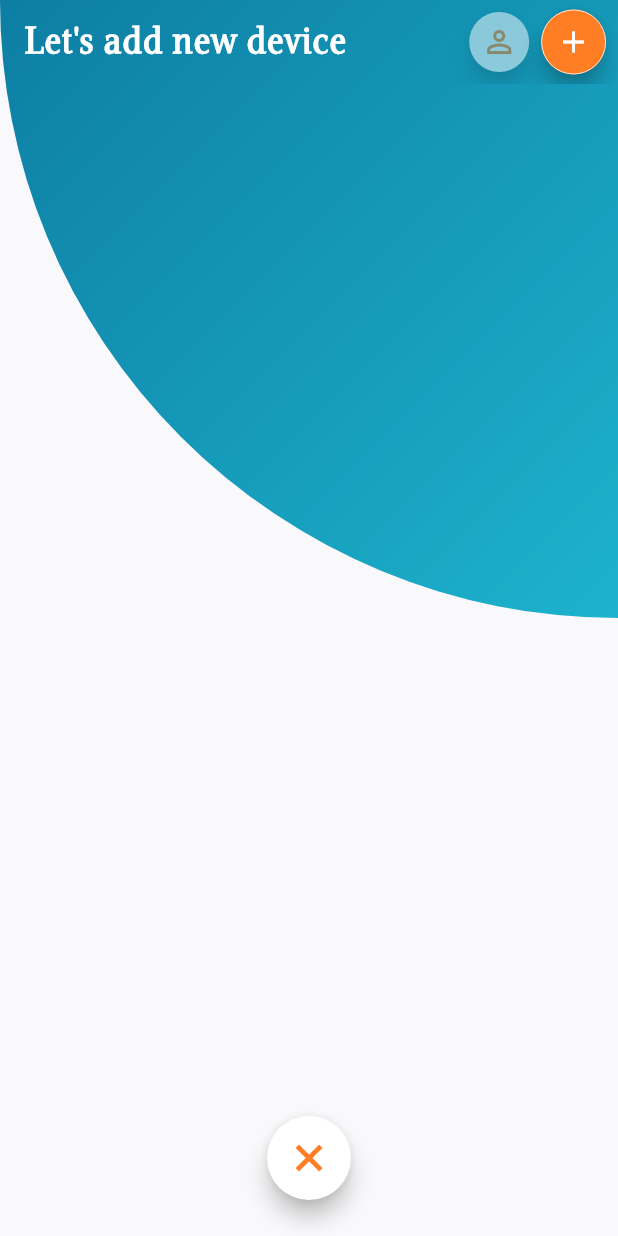
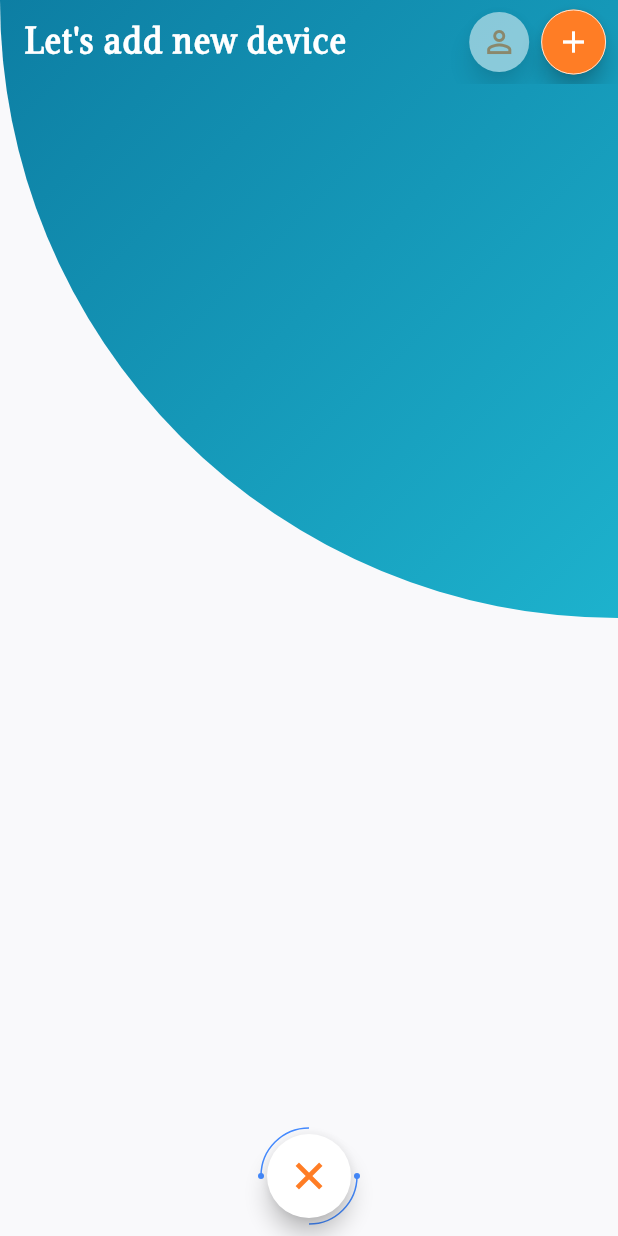
Before and after one commit to Defuera/copybot, a Flutter app: the screen it shows after launch, on a phone screen of 412 x 824 dp. Run offline on Flutter 3.47's test engine with Material 2 defaults, Android fonts, the phone set to English and light mode, and no system bars; our stand-ins replace bloc, flutter_bloc.

Commit message:
fancy button wrapper

```diff
--- /dev/null
+++ b/lib/common/widgets/fancy_button_wrapper.dart
@@ -0,0 +1,82 @@
+import 'dart:math';
+
+import 'package:flutter/material.dart';
+
+class FancyButtonWrapper extends StatelessWidget {
+  final Widget child;
+  final EdgeInsets padding;
+  final Color color;
+
+  const FancyButtonWrapper({
+    Key key,
+    @required this.child,
+    @required this.color,
+    this.padding = const EdgeInsets.all(4.0),
+  })  : assert(child != null),
+        assert(color != null),
+        super(key: key);
+
+  @override
+  Widget build(BuildContext context) {
+    return DecoratedBox(
+      decoration: FancyDecoration(color),
+      child: Padding(
+        padding: this.padding,
+        child: child,
+      ),
+    );
+  }
+}
+
+class FancyDecoration extends Decoration {
+  final Color _color;
+
+  FancyDecoration(this._color);
+
+  @override
+  BoxPainter createBoxPainter([onChanged]) {
+    return FancyBoxPainter(_color);
+  }
+}
+
+class FancyBoxPainter extends BoxPainter {
+  final Color _color;
+  final Paint _strokePaint = Paint();
+  final Paint _solidPaint = Paint();
+
+  FancyBoxPainter(this._color) {
+    _strokePaint
+      ..color = _color
+      ..style = PaintingStyle.stroke
+      ..strokeWidth = 1;
+
+    _solidPaint
+      ..color = _color
+      ..style = PaintingStyle.fill
+      ..strokeWidth = 1;
+  }
+
+  @override
+  void paint(Canvas canvas, Offset offset, ImageConfiguration configuration) {
+    var size = configuration.size;
+    var x = offset.dx;
+    var y = offset.dy;
+    var side = size.shortestSide;
+    var rect = Rect.fromLTWH(x, y, side, side);
+
+    // draw top segment
+    var topPath = Path();
+    topPath.addArc(rect, pi, pi / 2);
+    topPath.lineTo(x + size.width / 2, y);
+    canvas.drawPath(topPath, _strokePaint);
+    canvas.drawCircle(Offset(x, y + size.height / 2), 2, _solidPaint);
+
+    // draw bottom segment
+    var bottomPath = Path();
+    bottomPath.addArc(rect.translate(size.width - side, 0), pi * 2, pi / 2);
+    bottomPath.lineTo(x + size.width / 2, y + size.height);
+    canvas.drawPath(bottomPath, _strokePaint);
+    canvas.drawCircle(
+        Offset(x + size.width, y + size.height / 2), 2, _solidPaint);
+  }
+}
--- a/lib/devices/devices_page.dart
+++ b/lib/devices/devices_page.dart
@@ -2,6 +2,7 @@ import 'dart:math';
 
 import 'package:bot/common/models/device.dart';
 import 'package:bot/common/theme.dart';
+import 'package:bot/common/widgets/fancy_button_wrapper.dart';
 import 'package:bot/devices/devices_bloc.dart';
 import 'package:bot/devices/widgets/add_device_floating_button.dart';
 import 'package:bot/devices/widgets/fancy_background.dart';
@@ -16,7 +17,8 @@ class DevicesPage extends StatefulWidget {
   _DevicesPageState createState() => _DevicesPageState();
 }
 
-class _DevicesPageState extends State<DevicesPage> with SingleTickerProviderStateMixin<DevicesPage> {
+class _DevicesPageState extends State<DevicesPage>
+    with SingleTickerProviderStateMixin<DevicesPage> {
   final bloc = DevicesBloc();
 
   @override
@@ -34,7 +36,8 @@ class _DevicesPageState extends State<DevicesPage> with SingleTickerProviderStat
 
   Widget _buildDefaultState(BuildContext context, List<Device> devices) {
     return Scaffold(
-        appBar: _buildAppBar(context, title: "My devices", titleColor: Colors.black),
+        appBar: _buildAppBar(context,
+            title: "My devices", titleColor: Colors.black),
         body: Column(children: <Widget>[
           Image.asset("assets/images/list_empty.png"),
           Align(
@@ -62,8 +65,10 @@ class _DevicesPageState extends State<DevicesPage> with SingleTickerProviderStat
               Expanded(
                 child: Align(
                     alignment: Alignment.bottomCenter,
-                  child: _buildCancelButton(context),
-                ),
+                    child: Padding(
+                      padding: EdgeInsets.all(8.0),
+                      child: _buildCancelFab(context),
+                    )),
               ),
             ],
           ),
@@ -88,26 +93,46 @@ class _DevicesPageState extends State<DevicesPage> with SingleTickerProviderStat
         ),
         actions: <Widget>[
           ProfileFloatingButton(enabled: enableProfileButton),
-          AddDeviceFloatingButton(bloc: bloc, showBorder: showAddDeviceButtonBorder),
+          AddDeviceFloatingButton(
+              bloc: bloc, showBorder: showAddDeviceButtonBorder),
         ],
       );
 
-  _buildCancelButton(BuildContext context) {
-    var degreesInRadian45 = pi / 4.0;
-    return Padding(
-      padding: const EdgeInsets.all(24.0),
+  FancyButtonWrapper _buildCancelFab(BuildContext context) =>
+      FancyButtonWrapper(
+          color: Colors.blueAccent,
           child: FloatingActionButton(
             onPressed: () => bloc.dispatch(Event.HIDE_ADD_DEVICE_REVEAL),
             backgroundColor: Colors.white,
             child: Transform.rotate(
-          angle: degreesInRadian45,
+              angle: pi / 4,
               child: Icon(
                 Icons.add,
                 size: 38.0,
                 color: BotColors.orange,
               ),
             ),
+          ));
+
+  FancyButtonWrapper _buildCancelTextButton(BuildContext context) =>
+      FancyButtonWrapper(
+          color: Colors.blueAccent,
+          child: InkWell(
+            onTap: () => bloc.dispatch(Event.HIDE_ADD_DEVICE_REVEAL),
+            child: Container(
+              alignment: Alignment.center,
+              height: 50,
+              width: 150,
+              decoration: BoxDecoration(
+                color: Colors.blueAccent,
+                borderRadius: BorderRadius.circular(90),
               ),
-    );
+              child: Center(
+                child: Text(
+                  'press me',
+                  style: TextStyle(color: Colors.white, fontSize: 14),
+                ),
+              ),
+            ),
+          ));
 }
-}
```
Also changed, not shown: lib/devices/devices_provider.dart (added, +17 -0 lines). Lines whose indentation alone changed are shown as unchanged.
